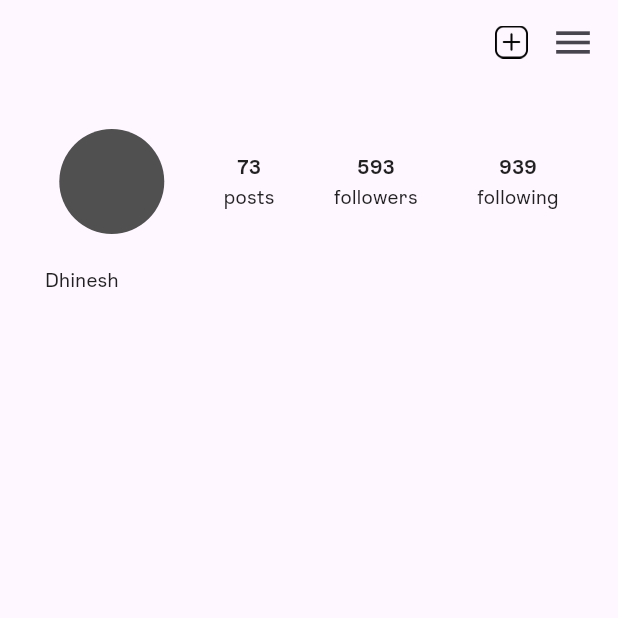
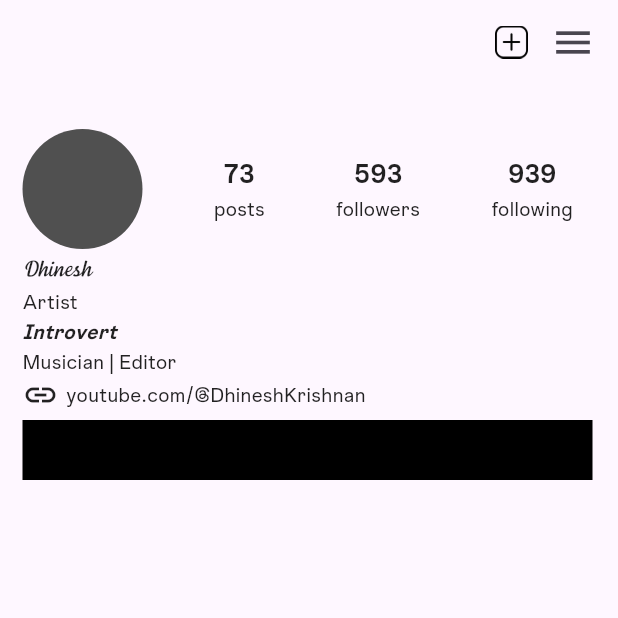
Before and after one commit to DhineshKrishnan1206/instagram_latest, a Flutter app: the ProfileScreen screen opened directly, on a phone screen of 412 x 824 dp, the top half of it. Run offline on Flutter 3.47's test engine with Material 3 defaults, Android fonts, the phone set to English and light mode, and no system bars; our stand-ins replace dio, shared_preferences; accounts and stored records are empty; network calls fail; project files that could hold a hidden picture were left out.

Commit message:
Updated Profile More

```diff
--- a/lib/screens/profile_screen.dart
+++ b/lib/screens/profile_screen.dart
@@ -128,24 +128,27 @@ class _ProfileScreenState extends State<ProfileScreen> {
             ),
           ],
         ),
-        body: const Column(
+        body: Column(
           crossAxisAlignment: CrossAxisAlignment.start,
           children: [
             SizedBox(
               height: 30,
             ),
-            Row(
-              mainAxisAlignment: MainAxisAlignment.spaceEvenly,
+            Padding(
+              padding: EdgeInsets.only(left: 15, right: 30),
+              child: Row(
+                mainAxisAlignment: MainAxisAlignment.spaceBetween,
                 children: [
                   CircleAvatar(
-                  radius: 35,
+                    radius: 40,
                     backgroundColor: Color(0xFF505050),
                   ),
                   Column(
                     children: [
                       Text(
                         "73",
-                      style: TextStyle(fontWeight: FontWeight.bold),
+                        style: TextStyle(
+                            fontWeight: FontWeight.bold, fontSize: 18),
                       ),
                       Text("posts")
                     ],
@@ -154,7 +157,8 @@ class _ProfileScreenState extends State<ProfileScreen> {
                     children: [
                       Text(
                         "593",
-                      style: TextStyle(fontWeight: FontWeight.bold),
+                        style: TextStyle(
+                            fontWeight: FontWeight.bold, fontSize: 18),
                       ),
                       Text("followers")
                     ],
@@ -163,20 +167,57 @@ class _ProfileScreenState extends State<ProfileScreen> {
                     children: [
                       Text(
                         "939",
-                      style: TextStyle(fontWeight: FontWeight.bold),
+                        style: TextStyle(
+                            fontWeight: FontWeight.bold, fontSize: 18),
                       ),
                       Text("following")
                     ],
                   )
                 ],
               ),
+            ),
             SizedBox(
-              height: 20,
+              height: 5,
             ),
             Padding(
-              padding: EdgeInsets.only(top: 0, left: 30),
+              padding: EdgeInsets.only(top: 0, left: 15),
               child: Column(
-                children: [Text("Dhinesh")],
+                crossAxisAlignment: CrossAxisAlignment.start,
+                children: [
+                  Text(
+                    "Dhinesh",
+                    style: TextStyle(
+                        fontFamily: 'Instagram', fontStyle: FontStyle.italic),
+                  ),
+                  Text("Artist"),
+                  Text(
+                    "Introvert",
+                    style: TextStyle(
+                        fontStyle: FontStyle.italic,
+                        fontWeight: FontWeight.bold),
+                  ),
+                  Text("Musician | Editor"),
+                  Row(
+                    children: [
+                      Icon(Icons.link),
+                      SizedBox(
+                        width: 5,
+                      ),
+                      Text("youtube.com/@DhineshKrishnan")
+                    ],
+                  ),
+                  SizedBox(
+                    height: 5,
+                  ),
+                  Container(
+                    width: 380,
+                    height: 40,
+                    color: Colors.black,
+                    child: Column(
+                      children: [Text("Professional Dashboard")],
+                    ),
+                  )
+                ],
               ),
             )
           ],
```
Lines whose indentation alone changed are shown as unchanged.
